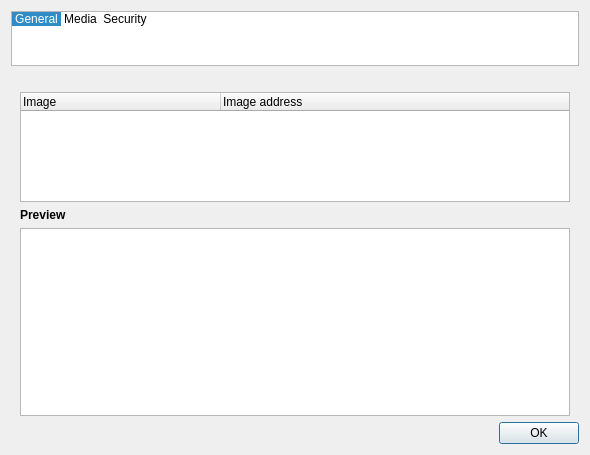
Qt form src/webview/siteinfo.ui (QupZilla/qupzilla) before a commit.
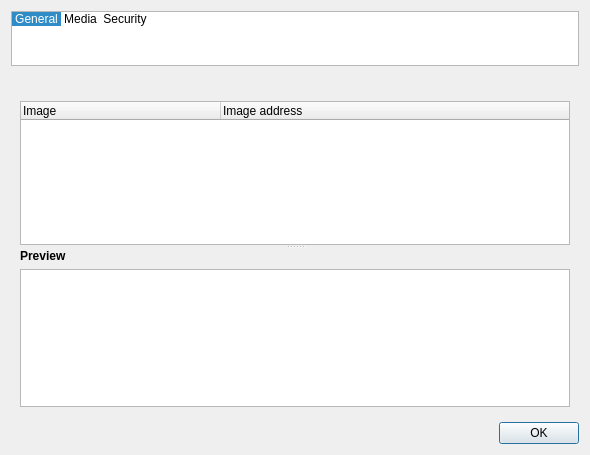
The same form after that commit. The open tabs and pages were chosen to show the change. Icons and pictures are not drawn. Custom widgets are drawn as their Qt base class.

What changed in the file:
```diff
--- a/src/webview/siteinfo.ui
+++ b/src/webview/siteinfo.ui
@@ -290,24 +290,16 @@
      </widget>
      <widget class="QWidget" name="page_3">
       <layout class="QGridLayout" name="gridLayout_3">
-       <property name="topMargin">
-        <number>0</number>
-       </property>
-       <property name="bottomMargin">
-        <number>0</number>
-       </property>
        <item row="0" column="0">
+        <widget class="QSplitter" name="splitter">
+         <property name="orientation">
+          <enum>Qt::Vertical</enum>
+         </property>
         <widget class="QTreeWidget" name="treeImages">
          <property name="minimumSize">
           <size>
            <width>0</width>
-           <height>110</height>
-          </size>
-         </property>
-         <property name="maximumSize">
-          <size>
-           <width>16777215</width>
-           <height>110</height>
+            <height>0</height>
           </size>
          </property>
          <property name="itemsExpandable">
@@ -327,16 +319,27 @@
           </property>
          </column>
         </widget>
-       </item>
-       <item row="1" column="0">
+         <widget class="QWidget" name="">
+          <layout class="QVBoxLayout" name="verticalLayout">
+           <item>
         <widget class="QLabel" name="label_5">
+             <property name="maximumSize">
+              <size>
+               <width>16777215</width>
+               <height>20</height>
+              </size>
+             </property>
          <property name="text">
           <string>&lt;b&gt;Preview&lt;/b&gt;</string>
          </property>
         </widget>
        </item>
-       <item row="2" column="0">
+           <item>
         <widget class="QGraphicsView" name="mediaPreview"/>
+           </item>
+          </layout>
+         </widget>
+        </widget>
        </item>
       </layout>
      </widget>
```
Lines whose indentation alone changed are shown as unchanged.
